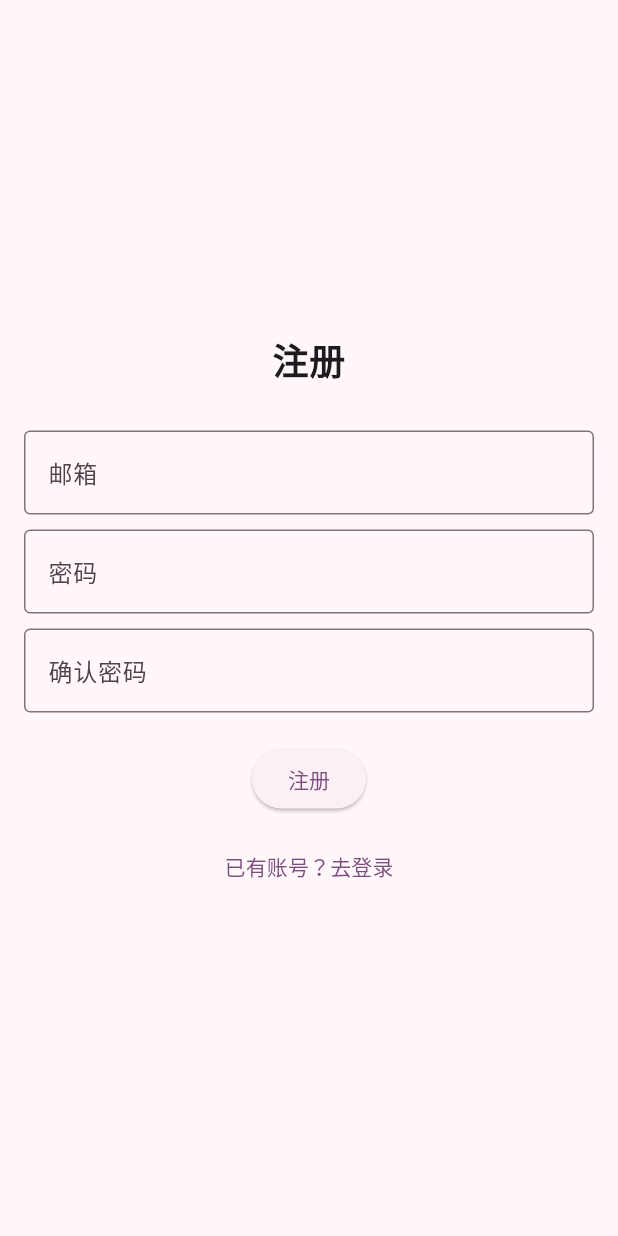
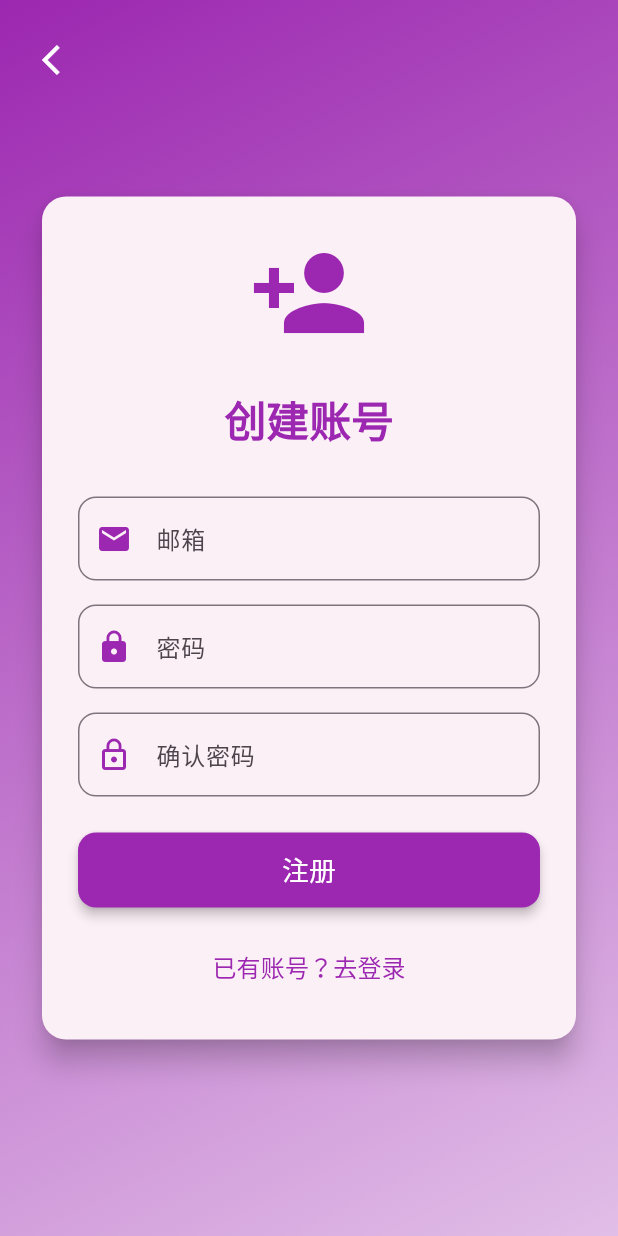
Before and after one commit to oliyo2023/oliyo_app, a Flutter app: the RegisterPage screen opened by its route, on a phone screen of 412 x 824 dp. Run offline on Flutter 3.47's test engine with Material 3 defaults, Android fonts, the light colour scheme and no system bars; our stand-ins replace get, pocketbase, shared_preferences; accounts and stored records are empty; network calls fail.

Commit message:
注册页面也采用紫色主题，去除文章页面标题

```diff
--- a/lib/pages/auth/register_page.dart
+++ b/lib/pages/auth/register_page.dart
@@ -11,55 +11,173 @@ class RegisterPage extends GetView<RegisterController> {
     Get.put(RegisterController());
 
     return Scaffold(
-      body: Center(
+      body: Container(
+        // 使用紫色渐变背景，与登录页面保持一致
+        decoration: const BoxDecoration(
+          gradient: LinearGradient(
+            begin: Alignment.topLeft,
+            end: Alignment.bottomRight,
+            colors: [
+              Color(0xFF9C27B0), // 深紫色
+              Color(0xFFE1BEE7), // 浅紫色
+            ],
+          ),
+        ),
+        child: SafeArea(
+          child: Stack(
+            children: [
+              // 返回按钮
+              Positioned(
+                top: 16,
+                left: 16,
+                child: IconButton(
+                  icon: const Icon(Icons.arrow_back_ios, color: Colors.white),
+                  onPressed: () {
+                    Get.back();
+                  },
+                ),
+              ),
+              // 注册表单
+              Center(
+                child: SingleChildScrollView(
                   child: Padding(
-          padding: const EdgeInsets.all(16.0),
+                    padding: const EdgeInsets.all(24.0),
+                    child: Card(
+                      elevation: 8,
+                      shape: RoundedRectangleBorder(
+                        borderRadius: BorderRadius.circular(16),
+                      ),
+                      child: Padding(
+                        padding: const EdgeInsets.all(24.0),
                         child: Column(
-            mainAxisAlignment: MainAxisAlignment.center,
+                          mainAxisSize: MainAxisSize.min,
                           children: <Widget>[
+                            // 应用图标或Logo
+                            const Icon(
+                              Icons.person_add,
+                              size: 80,
+                              color: Color(0xFF9C27B0),
+                            ),
+                            const SizedBox(height: 24),
+                            // 标题
                             const Text(
-                '注册',
-                style: TextStyle(fontSize: 24, fontWeight: FontWeight.bold),
+                              '创建账号',
+                              style: TextStyle(
+                                fontSize: 28,
+                                fontWeight: FontWeight.bold,
+                                color: Color(0xFF9C27B0),
                               ),
-              const SizedBox(height: 20),
-              const SizedBox(height: 10),
-              TextFormField(
-                controller: controller.emailController, // 使用控制器
-                decoration: const InputDecoration(
+                            ),
+                            const SizedBox(height: 32),
+                            // 邮箱输入框
+                            TextField(
+                              controller: controller.emailController,
+                              decoration: InputDecoration(
                                 labelText: '邮箱',
-                  border: OutlineInputBorder(),
+                                prefixIcon: const Icon(
+                                  Icons.email,
+                                  color: Color(0xFF9C27B0),
+                                ),
+                                border: OutlineInputBorder(
+                                  borderRadius: BorderRadius.circular(12),
+                                ),
+                                focusedBorder: OutlineInputBorder(
+                                  borderRadius: BorderRadius.circular(12),
+                                  borderSide: const BorderSide(
+                                    color: Color(0xFF9C27B0),
+                                    width: 2,
+                                  ),
+                                ),
                               ),
                               keyboardType: TextInputType.emailAddress,
                             ),
-              const SizedBox(height: 10),
-              TextFormField(
-                controller: controller.passwordController, // 使用控制器
-                decoration: const InputDecoration(
+                            const SizedBox(height: 16),
+                            // 密码输入框
+                            TextField(
+                              controller: controller.passwordController,
+                              decoration: InputDecoration(
                                 labelText: '密码',
-                  border: OutlineInputBorder(),
+                                prefixIcon: const Icon(
+                                  Icons.lock,
+                                  color: Color(0xFF9C27B0),
+                                ),
+                                border: OutlineInputBorder(
+                                  borderRadius: BorderRadius.circular(12),
+                                ),
+                                focusedBorder: OutlineInputBorder(
+                                  borderRadius: BorderRadius.circular(12),
+                                  borderSide: const BorderSide(
+                                    color: Color(0xFF9C27B0),
+                                    width: 2,
+                                  ),
+                                ),
                               ),
                               obscureText: true,
                             ),
-              const SizedBox(height: 10),
-              TextFormField(
-                controller: controller.confirmPasswordController, // 使用控制器
-                decoration: const InputDecoration(
+                            const SizedBox(height: 16),
+                            // 确认密码输入框
+                            TextField(
+                              controller: controller.confirmPasswordController,
+                              decoration: InputDecoration(
                                 labelText: '确认密码',
-                  border: OutlineInputBorder(),
+                                prefixIcon: const Icon(
+                                  Icons.lock_outline,
+                                  color: Color(0xFF9C27B0),
+                                ),
+                                border: OutlineInputBorder(
+                                  borderRadius: BorderRadius.circular(12),
+                                ),
+                                focusedBorder: OutlineInputBorder(
+                                  borderRadius: BorderRadius.circular(12),
+                                  borderSide: const BorderSide(
+                                    color: Color(0xFF9C27B0),
+                                    width: 2,
+                                  ),
+                                ),
                               ),
                               obscureText: true,
                             ),
-              const SizedBox(height: 20),
-              ElevatedButton(
-                onPressed: controller.register, // 使用控制器的方法，验证和错误提示在控制器中处理
-                child: const Text('注册'),
+                            const SizedBox(height: 24),
+                            // 注册按钮
+                            SizedBox(
+                              width: double.infinity,
+                              height: 50,
+                              child: ElevatedButton(
+                                onPressed: controller.register,
+                                style: ElevatedButton.styleFrom(
+                                  backgroundColor: const Color(0xFF9C27B0),
+                                  foregroundColor: Colors.white,
+                                  shape: RoundedRectangleBorder(
+                                    borderRadius: BorderRadius.circular(12),
                                   ),
-              const SizedBox(height: 10),
+                                  elevation: 3,
+                                ),
+                                child: const Text(
+                                  '注册',
+                                  style: TextStyle(fontSize: 18),
+                                ),
+                              ),
+                            ),
+                            const SizedBox(height: 16),
+                            // 登录链接
                             TextButton(
                               onPressed: () {
                                 Get.back(); // 返回到登录页面
                               },
-                child: const Text('已有账号？去登录'),
+                              style: TextButton.styleFrom(
+                                foregroundColor: const Color(0xFF9C27B0),
+                              ),
+                              child: const Text(
+                                '已有账号？去登录',
+                                style: TextStyle(fontSize: 16),
+                              ),
+                            ),
+                          ],
+                        ),
+                      ),
+                    ),
+                  ),
+                ),
               ),
             ],
           ),
--- a/lib/pages/news/news_page.dart
+++ b/lib/pages/news/news_page.dart
@@ -12,19 +12,12 @@ class NewsPage extends GetView<NewsController> {
     Get.put(NewsController());
 
     return Scaffold(
-      appBar: AppBar(
-        title: const Text('新闻资讯'),
-        backgroundColor: const Color(0xFF9C27B0),
-        foregroundColor: Colors.white,
-        elevation: 0,
-      ),
-      body: Obx(() {
+      body: SafeArea(
+        child: Obx(() {
           if (controller.posts.isEmpty && controller.isLoading.value) {
             // 首次加载显示加载指示器
             return const Center(
-            child: CircularProgressIndicator(
-              color: Color(0xFF9C27B0),
-            ),
+              child: CircularProgressIndicator(color: Color(0xFF9C27B0)),
             );
           }
 
@@ -34,26 +27,16 @@ class NewsPage extends GetView<NewsController> {
               child: Column(
                 mainAxisAlignment: MainAxisAlignment.center,
                 children: [
-                const Icon(
-                  Icons.error_outline,
-                  size: 80,
-                  color: Colors.grey,
-                ),
+                  const Icon(Icons.error_outline, size: 80, color: Colors.grey),
                   const SizedBox(height: 16),
                   const Text(
                     '加载失败',
-                  style: TextStyle(
-                    fontSize: 18,
-                    color: Colors.grey,
-                  ),
+                    style: TextStyle(fontSize: 18, color: Colors.grey),
                   ),
                   const SizedBox(height: 8),
                   const Text(
                     '网络连接出现问题',
-                  style: TextStyle(
-                    fontSize: 14,
-                    color: Colors.grey,
-                  ),
+                    style: TextStyle(fontSize: 14, color: Colors.grey),
                   ),
                   const SizedBox(height: 24),
                   ElevatedButton(
@@ -83,10 +66,7 @@ class NewsPage extends GetView<NewsController> {
                   const SizedBox(height: 16),
                   const Text(
                     '暂无新闻',
-                  style: TextStyle(
-                    fontSize: 18,
-                    color: Colors.grey,
-                  ),
+                    style: TextStyle(fontSize: 18, color: Colors.grey),
                   ),
                   const SizedBox(height: 24),
                   ElevatedButton(
@@ -109,7 +89,8 @@ class NewsPage extends GetView<NewsController> {
             child: NotificationListener<ScrollNotification>(
               onNotification: (ScrollNotification scrollInfo) {
                 // 当滚动到底部且还有更多文章时，加载更多
-              if (scrollInfo.metrics.pixels == scrollInfo.metrics.maxScrollExtent &&
+                if (scrollInfo.metrics.pixels ==
+                        scrollInfo.metrics.maxScrollExtent &&
                     controller.hasMorePosts.value &&
                     !controller.isLoading.value &&
                     !controller.isError.value) {
@@ -119,12 +100,18 @@ class NewsPage extends GetView<NewsController> {
                 return false;
               },
               child: ListView.builder(
-              itemCount: controller.posts.length +
-                (controller.hasMorePosts.value && controller.isLoading.value ? 1 : 0) +
-                (controller.hasMorePosts.value && controller.isError.value ? 1 : 0),
+                itemCount:
+                    controller.posts.length +
+                    (controller.hasMorePosts.value && controller.isLoading.value
+                        ? 1
+                        : 0) +
+                    (controller.hasMorePosts.value && controller.isError.value
+                        ? 1
+                        : 0),
                 itemBuilder: (context, index) {
                   // 如果到达列表底部且正在加载，显示加载指示器
-                if (index == controller.posts.length && controller.isLoading.value) {
+                  if (index == controller.posts.length &&
+                      controller.isLoading.value) {
                     return const Padding(
                       padding: EdgeInsets.symmetric(vertical: 16.0),
                       child: Center(
@@ -136,7 +123,8 @@ class NewsPage extends GetView<NewsController> {
                   }
 
                   // 如果到达列表底部且出现错误，显示重试按钮
-                if (index == controller.posts.length && controller.isError.value) {
+                  if (index == controller.posts.length &&
+                      controller.isError.value) {
                     return Padding(
                       padding: const EdgeInsets.symmetric(vertical: 16.0),
                       child: Center(
@@ -175,10 +163,7 @@ class NewsPage extends GetView<NewsController> {
                     ),
                     subtitle: Text(
                       DateFormat('yyyy-MM-dd HH:mm').format(post.created),
-                    style: TextStyle(
-                      fontSize: 12,
-                      color: Colors.grey[600],
-                    ),
+                      style: TextStyle(fontSize: 12, color: Colors.grey[600]),
                     ),
                     trailing: const Icon(
                       Icons.arrow_forward_ios,
@@ -189,7 +174,8 @@ class NewsPage extends GetView<NewsController> {
                       // 点击文章显示详情对话框
                       showDialog(
                         context: context,
-                      builder: (context) => AlertDialog(
+                        builder:
+                            (context) => AlertDialog(
                               title: Text(post.title),
                               content: SingleChildScrollView(
                                 child: Text(post.content),
@@ -209,6 +195,7 @@ class NewsPage extends GetView<NewsController> {
             ),
           );
         }),
+      ),
     );
   }
 }
```
Lines whose indentation alone changed are shown as unchanged.
